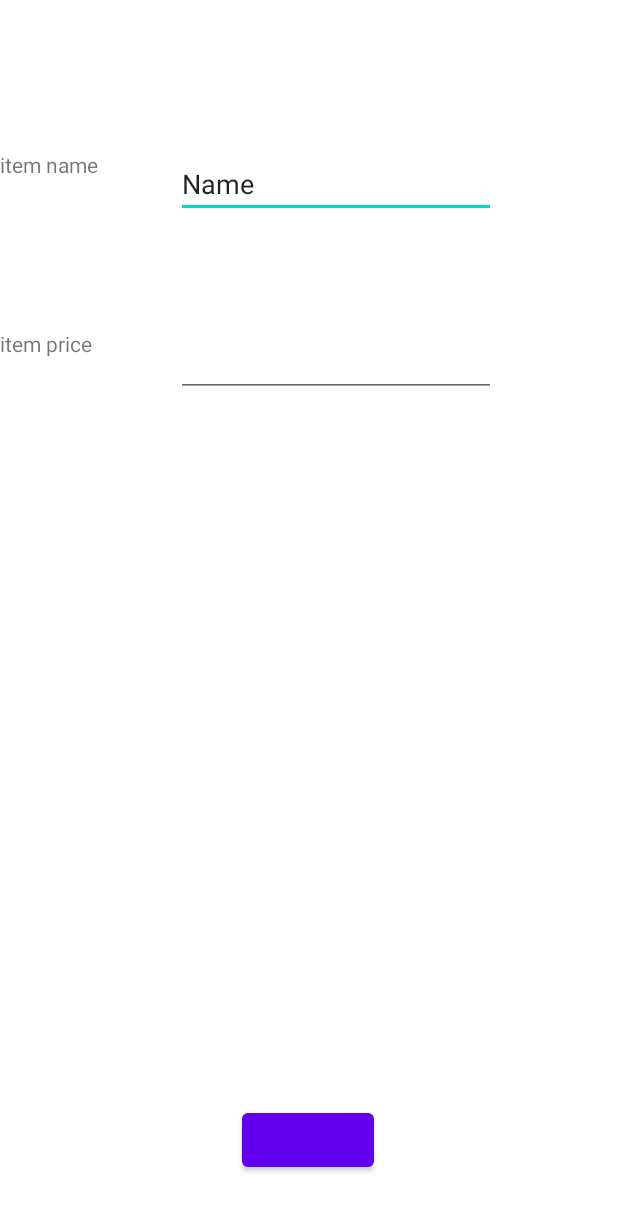
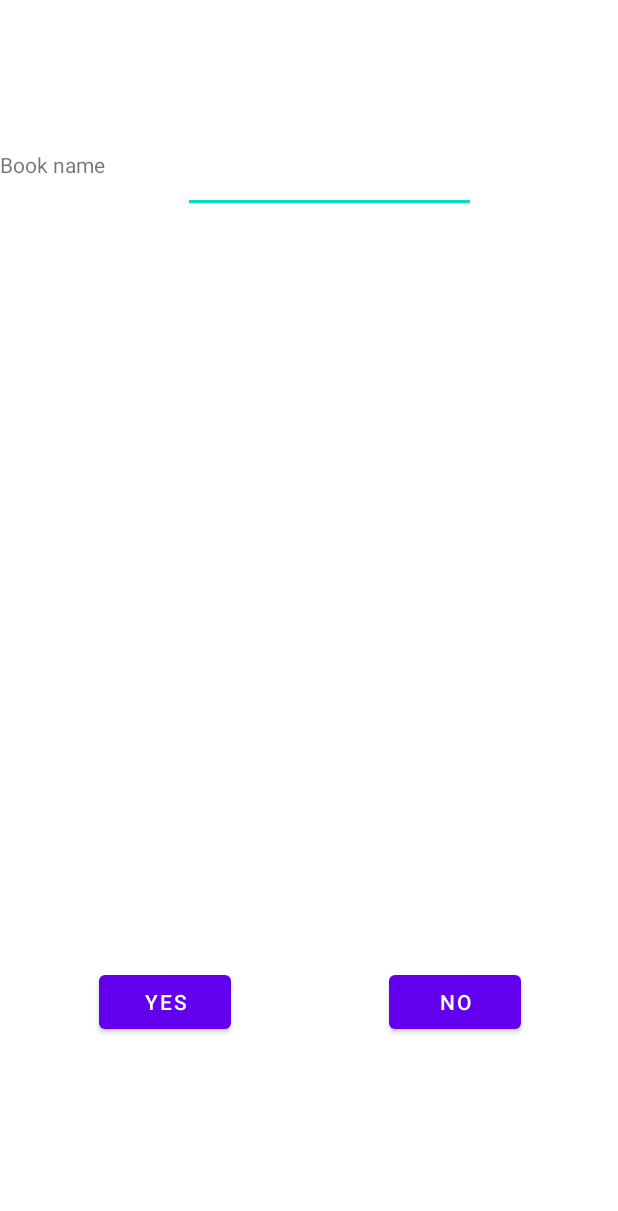
Before and after one commit to ToNokman2/MyFirstApplication, an Android app: the layout activity_shop_item_details.xml on its own in the app's theme, with its tools: preview values and no code run, on a phone screen of 412 x 824 dp. Shown: the top 1211 px of the screen. Run offline under Robolectric (Android 15) with nearby library versions, the phone set to English and light mode, and no system bars.

Commit message:
Eighth commit

```diff
--- a/app/src/main/AndroidManifest.xml
+++ b/app/src/main/AndroidManifest.xml
@@ -13,7 +13,7 @@
         android:theme="@style/Theme.MyFirstApplication3"
         tools:targetApi="31">
         <activity
-            android:name=".ShopItemDetailsActivity"
+            android:name=".BookDetailsActivity"
             android:exported="false" />
         <activity
             android:name=".MainActivity"
--- a/app/src/main/res/layout/activity_shop_item_details.xml
+++ b/app/src/main/res/layout/activity_shop_item_details.xml
@@ -4,54 +4,48 @@
     xmlns:tools="http://schemas.android.com/tools"
     android:layout_width="match_parent"
     android:layout_height="match_parent"
-    tools:context=".ShopItemDetailsActivity">
+    tools:context=".BookDetailsActivity">
 
     <TextView
         android:id="@+id/textView_show_item_name"
         android:layout_width="wrap_content"
         android:layout_height="wrap_content"
         android:layout_marginTop="100dp"
-        android:text="@string/string_item_name"
+        android:text="@string/string_book_name"
         app:layout_constraintStart_toStartOf="parent"
         app:layout_constraintTop_toTopOf="parent" />
 
     <EditText
         android:id="@+id/editText_item_name"
-        android:layout_width="wrap_content"
-        android:layout_height="wrap_content"
+        android:layout_width="195dp"
+        android:layout_height="42dp"
         android:layout_marginStart="52dp"
         android:ems="10"
         android:inputType="text"
-        android:text="Name"
+        android:text="@string/EditText_name"
         app:layout_constraintStart_toEndOf="@+id/textView_show_item_name"
         app:layout_constraintTop_toTopOf="@+id/textView_show_item_name" />
-
-    <TextView
-        android:id="@+id/textView_show_item_price"
-        android:layout_width="wrap_content"
-        android:layout_height="wrap_content"
-        android:layout_marginTop="100dp"
-        android:text="@string/string_item_price"
-        app:layout_constraintStart_toStartOf="parent"
-        app:layout_constraintTop_toBottomOf="@+id/textView_show_item_name" />
-
-    <EditText
-        android:id="@+id/editText_item_price"
-        android:layout_width="wrap_content"
-        android:layout_height="wrap_content"
-        android:ems="10"
-        android:inputType="numberDecimal"
-        app:layout_constraintStart_toStartOf="@+id/editText_item_name"
-        app:layout_constraintTop_toTopOf="@+id/textView_show_item_price" />
 
     <Button
         android:id="@+id/button_item_details_ok"
         android:layout_width="wrap_content"
         android:layout_height="wrap_content"
-        android:layout_marginBottom="40dp"
+        android:layout_marginBottom="132dp"
         android:text="@string/String_ok"
         app:layout_constraintBottom_toBottomOf="parent"
         app:layout_constraintEnd_toEndOf="parent"
-        app:layout_constraintHorizontal_bias="0.498"
+        app:layout_constraintHorizontal_bias="0.204"
         app:layout_constraintStart_toStartOf="parent" />
+
+    <Button
+        android:id="@+id/button_item_details_no"
+        android:layout_width="wrap_content"
+        android:layout_height="wrap_content"
+        android:layout_marginBottom="132dp"
+        android:text="@string/String_no"
+        app:layout_constraintBottom_toBottomOf="parent"
+        app:layout_constraintEnd_toEndOf="parent"
+        app:layout_constraintHorizontal_bias="0.621"
+        app:layout_constraintStart_toEndOf="@+id/button_item_details_ok" />
+
 </androidx.constraintlayout.widget.ConstraintLayout>
--- a/app/src/main/res/values/strings.xml
+++ b/app/src/main/res/values/strings.xml
@@ -2,5 +2,9 @@
     <string name="app_name">MyFirstApplication3</string>
     <string name="string_item_price">item price</string>
     <string name="string_item_name">item name</string>
-    <string name="String_ok" />
+    <string name="String_OKK" />
+    <string name="EditText_name" />
+    <string name="String_ok">YES</string>
+    <string name="String_no">NO</string>
+    <string name="string_book_name">Book name</string>
 </resources>
```
Also changed, not shown: app/src/main/java/com/jnu/myfirstapplication3/BookDetailsActivity.java (added, +50 -0 lines), app/src/main/java/com/jnu/myfirstapplication3/MainActivity.java (+64 -14 lines), app/src/main/java/com/jnu/myfirstapplication3/ShopItemDetailsActivity.java (deleted, +0 -33 lines), app/src/main/java/com/jnu/myfirstapplication3/data/ShopItem.java (+8 -2 lines).
